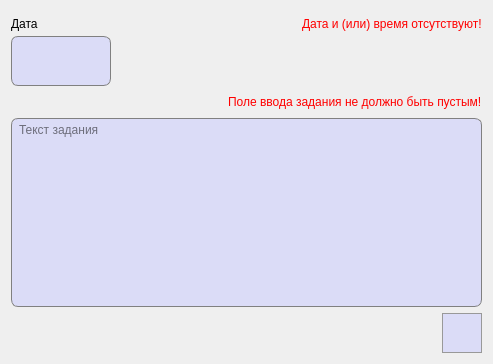
Before: the Qt Designer form AddTask.ui in FediiBohdan/TechService, drawn with Qt 5.
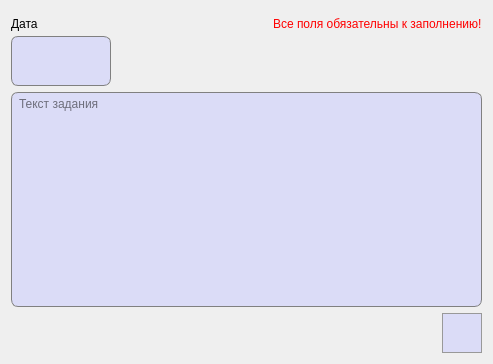
After: the same form once the commit is applied. Icons and pictures are not drawn.

```diff
--- a/AddTask.ui
+++ b/AddTask.ui
@@ -87,7 +87,7 @@
       </widget>
      </item>
      <item row="0" column="2">
-      <widget class="QLabel" name="dateErrorLabel">
+      <widget class="QLabel" name="errorLabel">
        <property name="font">
         <font>
          <pointsize>9</pointsize>
@@ -99,7 +99,7 @@
 }</string>
        </property>
        <property name="text">
-        <string>Дата и (или) время отсутствуют!</string>
+        <string>Все поля обязательны к заполнению!</string>
        </property>
       </widget>
      </item>
@@ -151,7 +151,7 @@
    </item>
    <item row="1" column="0">
     <layout class="QGridLayout" name="gridLayout_2">
-     <item row="2" column="3">
+     <item row="1" column="2">
       <widget class="QPushButton" name="createTaskButton">
        <property name="minimumSize">
         <size>
@@ -196,43 +196,7 @@
        </property>
       </widget>
      </item>
-     <item row="0" column="1" colspan="3">
-      <widget class="QLabel" name="contentErrorLabel">
-       <property name="minimumSize">
-        <size>
-         <width>0</width>
-         <height>20</height>
-        </size>
-       </property>
-       <property name="font">
-        <font>
-         <pointsize>9</pointsize>
-        </font>
-       </property>
-       <property name="styleSheet">
-        <string notr="true">QLabel {
-	color: red;
-}</string>
-       </property>
-       <property name="text">
-        <string>Поле ввода задания не должно быть пустым!</string>
-       </property>
-      </widget>
-     </item>
-     <item row="0" column="0">
-      <spacer name="horizontalSpacer_4">
-       <property name="orientation">
-        <enum>Qt::Horizontal</enum>
-       </property>
-       <property name="sizeHint" stdset="0">
-        <size>
-         <width>40</width>
-         <height>20</height>
-        </size>
-       </property>
-      </spacer>
-     </item>
-     <item row="1" column="0" colspan="4">
+     <item row="0" column="0" colspan="3">
       <widget class="QTextEdit" name="contentLine">
        <property name="minimumSize">
         <size>
@@ -258,7 +222,7 @@
        </property>
       </widget>
      </item>
-     <item row="2" column="0" colspan="3">
+     <item row="1" column="0" colspan="2">
       <spacer name="horizontalSpacer_2">
        <property name="orientation">
         <enum>Qt::Horizontal</enum>
```
